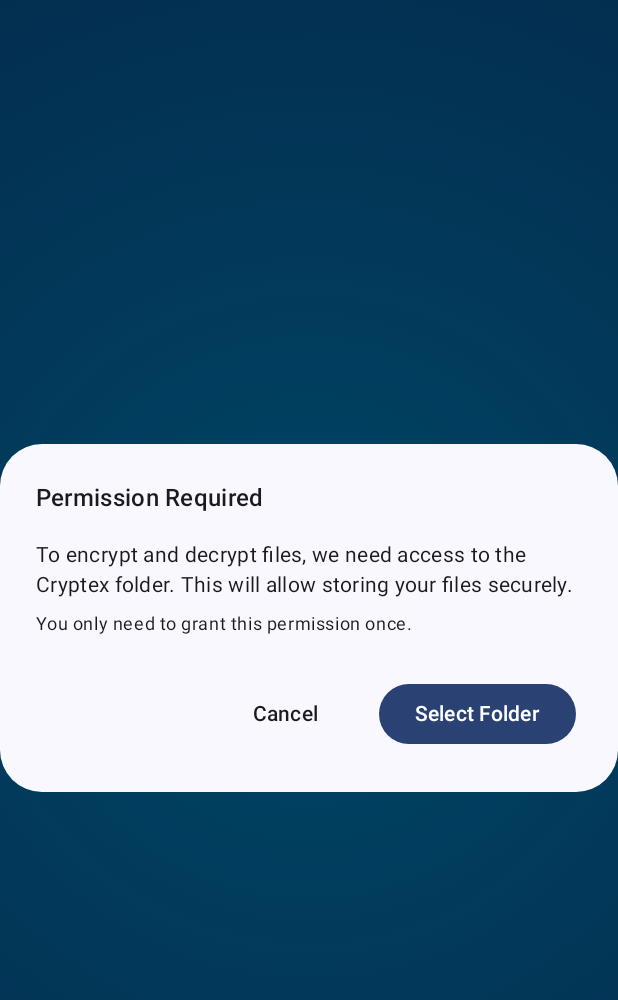
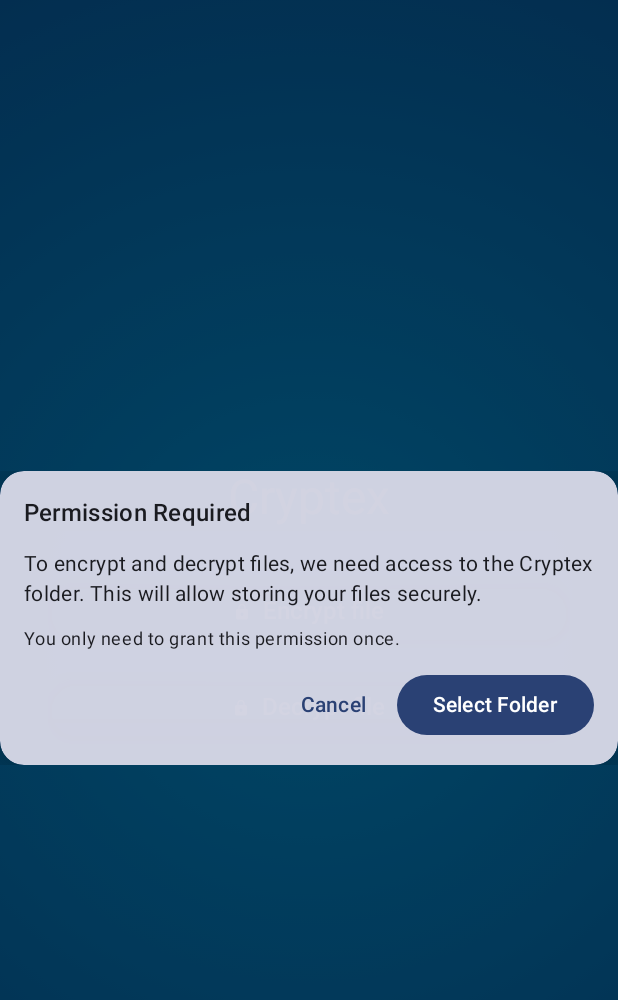
Before and after one commit to AdrianLeyva/cryptex, an Android app built with Jetpack Compose: the screen it shows after launch (CryptoActivity), on a phone screen of 412 x 824 dp. Shown: the top 1000 px of the screen. Run offline under Robolectric (Android 15) with nearby library versions, the phone set to English and light mode, and no system bars; our stand-ins replace Dagger/Hilt's generated code.

Commit message:
Optimize crypto module

```diff
--- a/app/src/main/java/com/viacce/cryptex/crypto/ui/CryptoScreen.kt
+++ b/app/src/main/java/com/viacce/cryptex/crypto/ui/CryptoScreen.kt
@@ -1,6 +1,9 @@
 package com.viacce.cryptex.crypto.ui
 
+import android.content.Context
 import android.content.Intent
+import android.net.Uri
+import androidx.activity.compose.ManagedActivityResultLauncher
 import androidx.activity.compose.rememberLauncherForActivityResult
 import androidx.activity.result.contract.ActivityResultContracts
 import androidx.compose.material3.LinearProgressIndicator
@@ -25,34 +28,8 @@ fun CryptoScreen(
 ) {
     val context = LocalContext.current
     val snackBarHostState = remember { SnackbarHostState() }
-
-    val permissionLauncher = rememberLauncherForActivityResult(
-        contract = ActivityResultContracts.OpenDocumentTree()
-    ) {
-        it?.let { treeUri ->
-            context.contentResolver.takePersistableUriPermission(
-                treeUri,
-                Intent.FLAG_GRANT_READ_URI_PERMISSION or Intent.FLAG_GRANT_WRITE_URI_PERMISSION
-            )
-            viewModel.saveCryptexDirectoryGrantedPermission()
-        }
-    }
-
-    val encryptLauncher = rememberLauncherForActivityResult(
-        contract = ActivityResultContracts.OpenDocument()
-    ) {
-        it?.let { selectedUri ->
-            viewModel.requestPassword(CryptexPasswordRequesterType.Encrypt(selectedUri))
-        }
-    }
-
-    val decryptLauncher = rememberLauncherForActivityResult(
-        contract = ActivityResultContracts.OpenDocument()
-    ) {
-        it?.let { selectedUri ->
-            viewModel.requestPassword(CryptexPasswordRequesterType.Decrypt(selectedUri))
-        }
-    }
+    val (permissionLauncher, encryptLauncher, decryptLauncher) =
+        rememberCryptoLaunchers(viewModel, context)
 
     CryptexScaffold(snackBarHostState = snackBarHostState) {
         val state by viewModel.cryptoUiModelState.collectAsStateWithLifecycle()
@@ -65,9 +42,8 @@ fun CryptoScreen(
                 decryptLauncher.launch(arrayOf("*/*"))
             }
         )
-        with(state) {
-            if (isLoading) LinearProgressIndicator()
-            if (showPermissionRequesterDialog)
+        if (state.isLoading) LinearProgressIndicator()
+        if (state.showPermissionRequesterDialog)
             CryptoPermissionsDialog(
                 onConfirm = {
                     viewModel.dismissPermissionsDialog()
@@ -77,19 +53,19 @@ fun CryptoScreen(
                     viewModel.dismissPermissionsDialog()
                 }
             )
-            if (showPasswordRequesterDialog != null) {
+        state.showPasswordRequesterDialog?.let {
             CryptoPasswordDialog(
                 onConfirm = { password ->
                     viewModel.dismissPasswordDialog()
-                        with(showPasswordRequesterDialog) {
+                    with(it) {
                         when (this) {
-                                is CryptexPasswordRequesterType.Encrypt -> {
+                            is CryptexPasswordRequesterType.Encrypt ->
                                 viewModel.encryptFile(selectedUri, password)
-                                }
 
-                                is CryptexPasswordRequesterType.Decrypt -> {
-                                    viewModel.decryptFile(selectedUri, password)
-                                }
+                            is CryptexPasswordRequesterType.Decrypt -> viewModel.decryptFile(
+                                selectedUri,
+                                password
+                            )
                         }
                     }
                 },
@@ -98,16 +74,52 @@ fun CryptoScreen(
                 }
             )
         }
-            if (file != null)
+        state.file?.let {
             CryptoSuccessScreen(
-                    file = file,
+                file = it,
                 snackBarHostState = snackBarHostState
             )
-            if (exception != null)
+        }
+        state.exception?.let {
             CryptoErrorScreen(
-                    exception = exception,
+                exception = it,
                 snackBarHostState = snackBarHostState
             )
         }
     }
 }
+
+@Composable
+private fun rememberCryptoLaunchers(
+    viewModel: CryptoViewModel,
+    context: Context
+): Triple<ManagedActivityResultLauncher<Uri?, Uri?>,
+        ManagedActivityResultLauncher<Array<String>, Uri?>,
+        ManagedActivityResultLauncher<Array<String>, Uri?>> {
+
+    val permissionLauncher = rememberLauncherForActivityResult(
+        contract = ActivityResultContracts.OpenDocumentTree()
+    ) { treeUri ->
+        treeUri?.let {
+            context.contentResolver.takePersistableUriPermission(
+                it,
+                Intent.FLAG_GRANT_READ_URI_PERMISSION or Intent.FLAG_GRANT_WRITE_URI_PERMISSION
+            )
+            viewModel.saveCryptexDirectoryGrantedPermission()
+        }
+    }
+
+    val encryptLauncher = rememberLauncherForActivityResult(
+        contract = ActivityResultContracts.OpenDocument()
+    ) { uri ->
+        uri?.let { viewModel.requestPassword(CryptexPasswordRequesterType.Encrypt(it)) }
+    }
+
+    val decryptLauncher = rememberLauncherForActivityResult(
+        contract = ActivityResultContracts.OpenDocument()
+    ) { uri ->
+        uri?.let { viewModel.requestPassword(CryptexPasswordRequesterType.Decrypt(it)) }
+    }
+
+    return Triple(permissionLauncher, encryptLauncher, decryptLauncher)
+}
--- a/app/src/main/java/com/viacce/cryptex/crypto/ui/components/CryptoPermissionsDialog.kt
+++ b/app/src/main/java/com/viacce/cryptex/crypto/ui/components/CryptoPermissionsDialog.kt
@@ -2,69 +2,64 @@ package com.viacce.cryptex.crypto.ui.components
 
 import androidx.compose.foundation.layout.Arrangement
 import androidx.compose.foundation.layout.Column
-import androidx.compose.foundation.layout.padding
-import androidx.compose.material3.AlertDialog
+import androidx.compose.foundation.layout.Row
+import androidx.compose.foundation.layout.Spacer
+import androidx.compose.foundation.layout.fillMaxWidth
+import androidx.compose.foundation.layout.width
 import androidx.compose.material3.Button
 import androidx.compose.material3.MaterialTheme
 import androidx.compose.material3.Text
+import androidx.compose.material3.TextButton
 import androidx.compose.runtime.Composable
 import androidx.compose.ui.Modifier
 import androidx.compose.ui.res.stringResource
 import androidx.compose.ui.unit.dp
+import androidx.compose.ui.window.Dialog
 import com.viacce.cryptex.R
+import com.viacce.ui.components.CryptexCard
 
 @Composable
 fun CryptoPermissionsDialog(
     onConfirm: () -> Unit,
     onDismiss: () -> Unit
 ) {
-    AlertDialog(
-        onDismissRequest = onDismiss,
-        containerColor = MaterialTheme.colorScheme.background,
-        title = {
-            Text(
-                text = stringResource(R.string.permission_title),
-                style = MaterialTheme.typography.titleMedium,
-                color = MaterialTheme.colorScheme.onBackground
-            )
-        },
-        text = {
+    Dialog(onDismissRequest = onDismiss) {
+        CryptexCard {
             Column(
-                verticalArrangement = Arrangement.spacedBy(8.dp)
+                verticalArrangement = Arrangement.spacedBy(12.dp),
+                modifier = Modifier.fillMaxWidth()
             ) {
+                Text(
+                    text = stringResource(R.string.permission_title),
+                    style = MaterialTheme.typography.titleMedium,
+                    color = MaterialTheme.colorScheme.onSurface
+                )
+
                 Text(
                     text = stringResource(R.string.permission_text_main),
                     style = MaterialTheme.typography.bodyMedium,
-                    color = MaterialTheme.colorScheme.onBackground
+                    color = MaterialTheme.colorScheme.onSurface
                 )
+
                 Text(
                     text = stringResource(R.string.permission_text_sub),
                     style = MaterialTheme.typography.bodySmall,
-                    color = MaterialTheme.colorScheme.onBackground
-                )
-            }
-        },
-        confirmButton = {
-            Button(
-                onClick = onConfirm,
-                modifier = Modifier.padding(4.dp)
-            ) {
-                Text(stringResource(R.string.permission_confirm))
-            }
-        },
-        dismissButton = {
-            Button(
-                onClick = onDismiss,
-                modifier = Modifier.padding(4.dp),
-                colors = androidx.compose.material3.ButtonDefaults.buttonColors(
-                    containerColor = MaterialTheme.colorScheme.surface
-                )
-            ) {
-                Text(
-                    stringResource(R.string.cancel),
                     color = MaterialTheme.colorScheme.onSurface
                 )
+
+                Row(
+                    modifier = Modifier.fillMaxWidth(),
+                    horizontalArrangement = Arrangement.End
+                ) {
+                    TextButton(onClick = onDismiss) {
+                        Text(stringResource(R.string.cancel))
+                    }
+                    Spacer(modifier = Modifier.width(8.dp))
+                    Button(onClick = onConfirm) {
+                        Text(stringResource(R.string.permission_confirm))
+                    }
+                }
             }
         }
-    )
+    }
 }
--- a/crypto/src/main/java/com/viacce/crypto/algorithm/CryptexConfig.kt
+++ b/crypto/src/main/java/com/viacce/crypto/algorithm/CryptexConfig.kt
@@ -1,6 +1,6 @@
 package com.viacce.crypto.algorithm
 
 object CryptexConfig {
-    const val FOLDER = "/Cryptex"
-    const val EXTENSION = ".cryptex"
+    const val CRYPTEX_FOLDER = "/Cryptex"
+    const val CRYPTEX_EXTENSION = ".cryptex"
 }
```
Also changed, not shown: crypto/src/main/java/com/viacce/crypto/data/CryptexRepository.kt (+32 -19 lines), app/src/main/java/com/viacce/cryptex/crypto/ui/components/CryptoErrorContent.kt (renamed from app/src/main/java/com/viacce/cryptex/crypto/ui/components/CryptoErrorScreen.kt), app/src/main/java/com/viacce/cryptex/crypto/ui/components/CryptoSuccessContent.kt (renamed from app/src/main/java/com/viacce/cryptex/crypto/ui/components/CryptoSuccessScreen.kt). Lines whose indentation alone changed are shown as unchanged.
